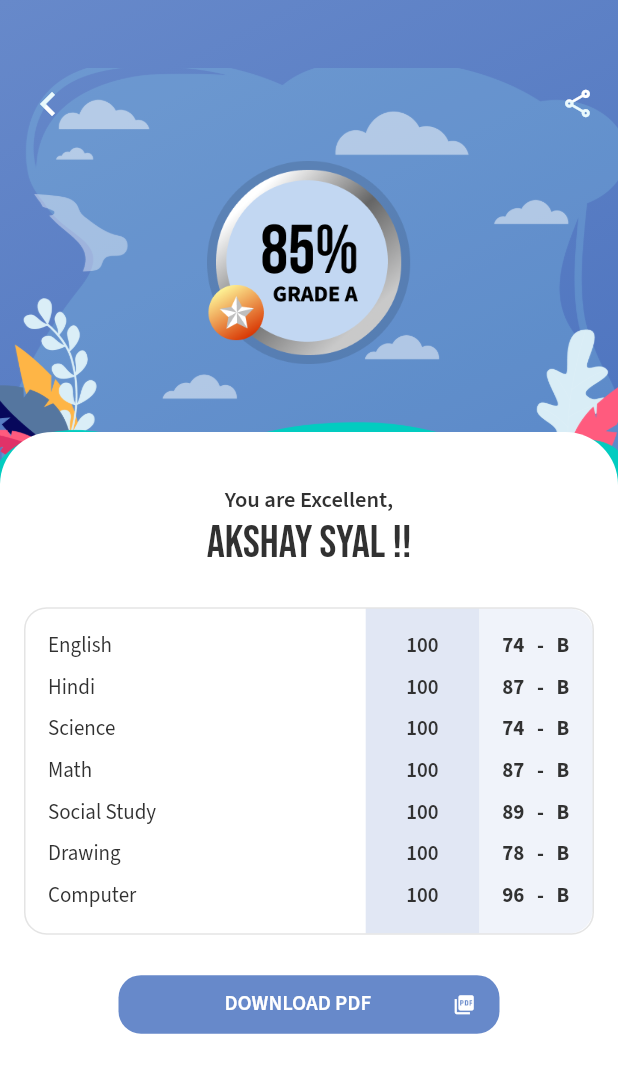
After one commit to Syahro/erp_ui, a Flutter app: the screen it shows after launch, after a tap on "Result", on a phone screen of 412 x 824 dp. The commit adds this screen. Shown: the top 1073 px of the screen. Run offline on Flutter 3.47's test engine with Material 2 defaults, Android fonts, the phone set to English and light mode, and no system bars; our stand-ins replace dotted_line, google_fonts.

Commit message:
done modified resultPage and add some assets or support

```diff
--- a/lib/pages/home_page.dart
+++ b/lib/pages/home_page.dart
@@ -5,8 +5,10 @@ import 'package:erp_ui/pages/change_password_page.dart';
 import 'package:erp_ui/pages/date_sheet_page.dart';
 import 'package:erp_ui/pages/event_page.dart';
 import 'package:erp_ui/pages/fees_due_page.dart';
+import 'package:erp_ui/pages/holiday_page.dart';
 import 'package:erp_ui/pages/my_profile_page.dart';
 import 'package:erp_ui/pages/play_quiz_page.dart';
+import 'package:erp_ui/pages/result_page.dart';
 import 'package:erp_ui/pages/time_table_page.dart';
 import 'package:erp_ui/theme.dart';
 import 'package:erp_ui/widget/card_menu.dart';
@@ -189,9 +191,21 @@ class HomePage extends StatelessWidget {
                                     title: 'Assignment',
                                   ),
                                 ),
-                                CardMenu(
-                                  imageUrl: 'assets/ic_holiday.png',
-                                  title: 'School Holiday',
+                                InkWell(
+                                  onTap: () {
+                                    Navigator.push(
+                                      context,
+                                      MaterialPageRoute(
+                                        builder: (context) {
+                                          return HolidayPage();
+                                        },
+                                      ),
+                                    );
+                                  },
+                                  child: CardMenu(
+                                    imageUrl: 'assets/ic_holiday.png',
+                                    title: 'School Holiday',
+                                  ),
                                 ),
                                 InkWell(
                                   onTap: () {
@@ -209,9 +223,21 @@ class HomePage extends StatelessWidget {
                                     title: 'Time Table',
                                   ),
                                 ),
-                                CardMenu(
-                                  imageUrl: 'assets/ic_results.png',
-                                  title: 'Result',
+                                InkWell(
+                                  onTap: () {
+                                    Navigator.push(
+                                      context,
+                                      MaterialPageRoute(
+                                        builder: (context) {
+                                          return ResultPage();
+                                        },
+                                      ),
+                                    );
+                                  },
+                                  child: CardMenu(
+                                    imageUrl: 'assets/ic_results.png',
+                                    title: 'Result',
+                                  ),
                                 ),
                                 InkWell(
                                   onTap: () {
--- /dev/null
+++ b/lib/pages/result_page.dart
@@ -0,0 +1,385 @@
+import 'package:erp_ui/theme.dart';
+import 'package:flutter/material.dart';
+
+class ResultPage extends StatelessWidget {
+  @override
+  Widget build(BuildContext context) {
+    return Scaffold(
+      body: Stack(
+        children: [
+          Container(
+            width: double.infinity,
+            decoration: BoxDecoration(
+              gradient: LinearGradient(
+                begin: Alignment.topLeft,
+                end: Alignment.bottomRight,
+                colors: [
+                  lightBlueColor,
+                  darkBlueColor,
+                ],
+              ),
+            ),
+            child: Column(
+              children: [
+                Stack(
+                  children: [
+                    Padding(
+                      padding: EdgeInsets.only(
+                        left: 16,
+                        top: 53,
+                        right: 16,
+                      ),
+                      child: Row(
+                        mainAxisAlignment: MainAxisAlignment.spaceBetween,
+                        children: [
+                          Icon(
+                            Icons.chevron_left,
+                            color: whiteColor,
+                            size: 32,
+                          ),
+                          Icon(
+                            Icons.share_outlined,
+                            color: whiteColor,
+                            size: 22,
+                          ),
+                        ],
+                      ),
+                    ),
+                    Padding(
+                      padding: EdgeInsets.only(top: 45),
+                      child: Stack(
+                        children: [
+                          Image.asset(
+                            'assets/vector_more.png',
+                            width: double.infinity,
+                            height: 280,
+                            fit: BoxFit.cover,
+                          ),
+                          Padding(
+                            padding: EdgeInsets.only(top: 62),
+                            child: Row(
+                              mainAxisAlignment: MainAxisAlignment.center,
+                              children: [
+                                Image.asset(
+                                  'assets/grade.png',
+                                  width: 136,
+                                  height: 136,
+                                ),
+                              ],
+                            ),
+                          ),
+                        ],
+                      ),
+                    ),
+                  ],
+                ),
+              ],
+            ),
+          ),
+          Padding(
+            padding: EdgeInsets.only(
+              top: 288,
+            ),
+            child: Container(
+              width: double.infinity,
+              decoration: BoxDecoration(
+                color: whiteColor,
+                borderRadius: BorderRadius.vertical(
+                  top: Radius.circular(35),
+                ),
+              ),
+              child: Padding(
+                padding: EdgeInsets.symmetric(
+                  horizontal: 16,
+                  vertical: 25,
+                ),
+                child: ListView(
+                  padding: EdgeInsets.only(
+                    top: 10,
+                  ),
+                  children: [
+                    Text(
+                      'You are Excellent,',
+                      style: semiBoldTextStyle.copyWith(
+                        fontSize: 15,
+                        color: blackColor,
+                      ),
+                      textAlign: TextAlign.center,
+                    ),
+                    Text(
+                      'Akshay Syal !!',
+                      style: regularBebasTextStyle.copyWith(
+                        fontSize: 30,
+                        color: blackColor,
+                      ),
+                      textAlign: TextAlign.center,
+                    ),
+                    SizedBox(
+                      height: 24.8,
+                    ),
+                    Container(
+                      width: double.infinity,
+                      height: 218.3,
+                      decoration: BoxDecoration(
+                        borderRadius: BorderRadius.circular(15),
+                        border: Border.all(
+                          color: lightGreyColor.withOpacity(0.3),
+                        ),
+                      ),
+                      child: Row(
+                        children: [
+                          Expanded(
+                            flex: 6,
+                            child: Padding(
+                              padding: EdgeInsets.symmetric(
+                                horizontal: 15,
+                                vertical: 15,
+                              ),
+                              child: Column(
+                                crossAxisAlignment: CrossAxisAlignment.start,
+                                mainAxisAlignment:
+                                    MainAxisAlignment.spaceBetween,
+                                children: [
+                                  Text(
+                                    'English',
+                                    style: regularTextStyle.copyWith(
+                                      fontSize: 14,
+                                      color: darkGreyColor,
+                                    ),
+                                  ),
+                                  Text(
+                                    'Hindi',
+                                    style: regularTextStyle.copyWith(
+                                      fontSize: 14,
+                                      color: darkGreyColor,
+                                    ),
+                                  ),
+                                  Text(
+                                    'Science',
+                                    style: regularTextStyle.copyWith(
+                                      fontSize: 14,
+                                      color: darkGreyColor,
+                                    ),
+                                  ),
+                                  Text(
+                                    'Math',
+                                    style: regularTextStyle.copyWith(
+                                      fontSize: 14,
+                                      color: darkGreyColor,
+                                    ),
+                                  ),
+                                  Text(
+                                    'Social Study',
+                                    style: regularTextStyle.copyWith(
+                                      fontSize: 14,
+                                      color: darkGreyColor,
+                                    ),
+                                  ),
+                                  Text(
+                                    'Drawing',
+                                    style: regularTextStyle.copyWith(
+                                      fontSize: 14,
+                                      color: darkGreyColor,
+                                    ),
+                                  ),
+                                  Text(
+                                    'Computer',
+                                    style: regularTextStyle.copyWith(
+                                      fontSize: 14,
+                                      color: darkGreyColor,
+                                    ),
+                                  ),
+                                ],
+                              ),
+                            ),
+                          ),
+                          Expanded(
+                            flex: 2,
+                            child: Container(
+                              color: lightBlueColor.withOpacity(0.2),
+                              child: Padding(
+                                padding: EdgeInsets.symmetric(
+                                  horizontal: 10,
+                                  vertical: 15,
+                                ),
+                                child: Column(
+                                  mainAxisAlignment:
+                                      MainAxisAlignment.spaceBetween,
+                                  children: [
+                                    Text(
+                                      '100',
+                                      style: semiBoldTextStyle.copyWith(
+                                        fontSize: 14,
+                                        color: darkGreyColor,
+                                      ),
+                                    ),
+                                    Text(
+                                      '100',
+                                      style: semiBoldTextStyle.copyWith(
+                                        fontSize: 14,
+                                        color: darkGreyColor,
+                                      ),
+                                    ),
+                                    Text(
+                                      '100',
+                                      style: semiBoldTextStyle.copyWith(
+                                        fontSize: 14,
+                                        color: darkGreyColor,
+                                      ),
+                                    ),
+                                    Text(
+                                      '100',
+                                      style: semiBoldTextStyle.copyWith(
+                                        fontSize: 14,
+                                        color: darkGreyColor,
+                                      ),
+                                    ),
+                                    Text(
+                                      '100',
+                                      style: semiBoldTextStyle.copyWith(
+                                        fontSize: 14,
+                                        color: darkGreyColor,
+                                      ),
+                                    ),
+                                    Text(
+                                      '100',
+                                      style: semiBoldTextStyle.copyWith(
+                                        fontSize: 14,
+                                        color: darkGreyColor,
+                                      ),
+                                    ),
+                                    Text(
+                                      '100',
+                                      style: semiBoldTextStyle.copyWith(
+                                        fontSize: 14,
+                                        color: darkGreyColor,
+                                      ),
+                                    ),
+                                  ],
+                                ),
+                              ),
+                            ),
+                          ),
+                          Expanded(
+                            flex: 2,
+                            child: Container(
+                              decoration: BoxDecoration(
+                                color: lightBlueColor.withOpacity(0.1),
+                                borderRadius: BorderRadius.only(
+                                  topRight: Radius.circular(15),
+                                  bottomRight: Radius.circular(15),
+                                ),
+                              ),
+                              child: Padding(
+                                padding: EdgeInsets.symmetric(
+                                  vertical: 15,
+                                  horizontal: 10,
+                                ),
+                                child: Column(
+                                  mainAxisAlignment:
+                                      MainAxisAlignment.spaceBetween,
+                                  children: [
+                                    Text(
+                                      '74   -   B',
+                                      style: boldTextStyle.copyWith(
+                                        fontSize: 14,
+                                        color: blackColor,
+                                      ),
+                                    ),
+                                    Text(
+                                      '87   -   B',
+                                      style: boldTextStyle.copyWith(
+                                        fontSize: 14,
+                                        color: blackColor,
+                                      ),
+                                    ),
+                                    Text(
+                                      '74   -   B',
+                                      style: boldTextStyle.copyWith(
+                                        fontSize: 14,
+                                        color: blackColor,
+                                      ),
+                                    ),
+                                    Text(
+                                      '87   -   B',
+                                      style: boldTextStyle.copyWith(
+                                        fontSize: 14,
+                                        color: blackColor,
+                                      ),
+                                    ),
+                                    Text(
+                                      '89   -   B',
+                                      style: boldTextStyle.copyWith(
+                                        fontSize: 14,
+                                        color: blackColor,
+                                      ),
+                                    ),
+                                    Text(
+                                      '78   -   B',
+                                      style: boldTextStyle.copyWith(
+                                        fontSize: 14,
+                                        color: blackColor,
+                                      ),
+                                    ),
+                                    Text(
+                                      '96   -   B',
+                                      style: boldTextStyle.copyWith(
+                                        fontSize: 14,
+                                        color: blackColor,
+                                      ),
+                                    ),
+                                  ],
+                                ),
+                              ),
+                            ),
+                          ),
+                        ],
+                      ),
+                    ),
+                    SizedBox(
+                      height: 27,
+                    ),
+                    Padding(
+                      padding: EdgeInsets.symmetric(
+                        horizontal: 63,
+                      ),
+                      child: Container(
+                        height: 39,
+                        width: double.infinity,
+                        child: FlatButton(
+                          onPressed: () {},
+                          color: lightBlueColor,
+                          shape: RoundedRectangleBorder(
+                            borderRadius: BorderRadius.circular(15),
+                          ),
+                          child: Row(
+                            mainAxisAlignment: MainAxisAlignment.spaceBetween,
+                            children: [
+                              Container(),
+                              Text(
+                                'DOWNLOAD PDF',
+                                style: semiBoldTextStyle.copyWith(
+                                  fontSize: 14,
+                                  color: whiteColor,
+                                ),
+                              ),
+                              Icon(
+                                Icons.picture_as_pdf,
+                                color: whiteColor,
+                                size: 15,
+                              ),
+                            ],
+                          ),
+                        ),
+                      ),
+                    ),
+                  ],
+                ),
+              ),
+            ),
+          ),
+        ],
+      ),
+    );
+  }
+}
```
Also changed, not shown: assets/grade.png (added), assets/vector_more.png (added).
